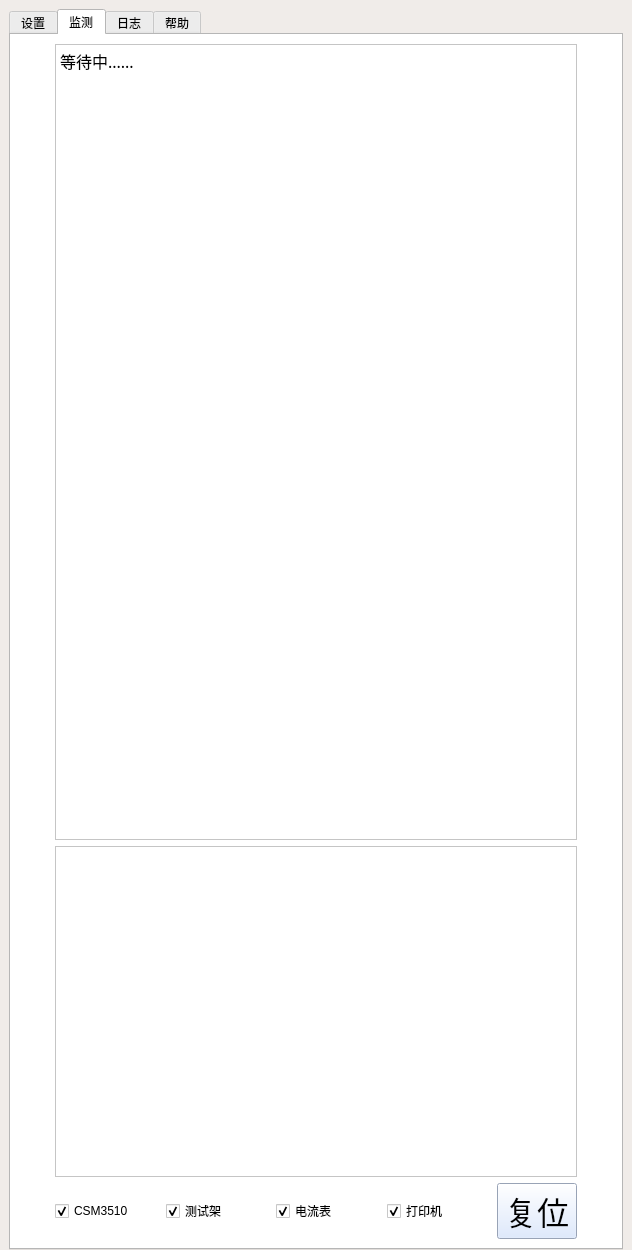
Old version of the form CSM3510_Helper/main_window.ui in the repository junglefive/SerialPortTools.
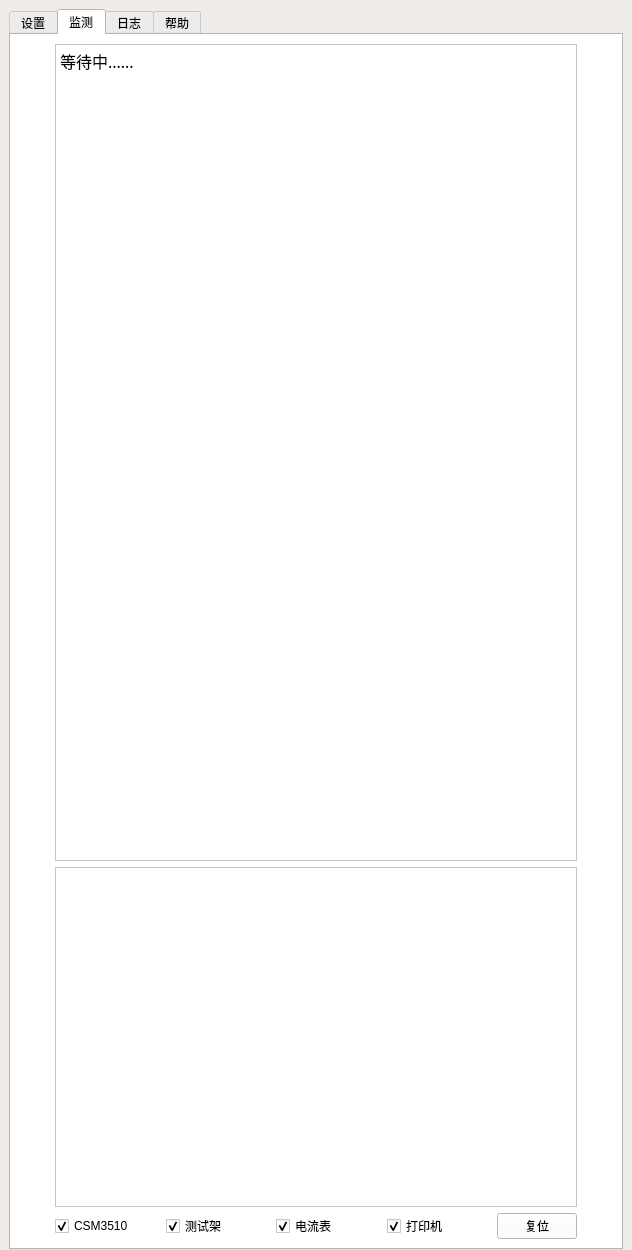
New version of the form. The open tabs and pages were chosen to show the change.

```diff
--- a/CSM3510_Helper/main_window.ui
+++ b/CSM3510_Helper/main_window.ui
@@ -1313,7 +1313,7 @@
          <bool>false</bool>
         </property>
         <property name="currentIndex">
-         <number>0</number>
+         <number>1</number>
         </property>
         <property name="usesScrollButtons">
          <bool>true</bool>
@@ -3932,7 +3932,7 @@
                </widget>
               </item>
               <item>
-               <widget class="QTextBrowser" name="textBrowser_reuslt">
+               <widget class="QTextBrowser" name="textBrowser_result">
                 <property name="enabled">
                  <bool>true</bool>
                 </property>
@@ -3948,443 +3948,6 @@
                 <item row="0" column="0">
                  <layout class="QHBoxLayout" name="horizontalLayout_7"/>
                 </item>
-                <item row="1" column="1">
-                 <widget class="QPushButton" name="btn_reset_result">
-                  <property name="minimumSize">
-                   <size>
-                    <width>0</width>
-                    <height>0</height>
-                   </size>
-                  </property>
-                  <property name="palette">
-                   <palette>
-                    <active>
-                     <colorrole role="WindowText">
-                      <brush brushstyle="SolidPattern">
-                       <color alpha="255">
-                        <red>0</red>
-                        <green>0</green>
-                        <blue>0</blue>
-                       </color>
-                      </brush>
-                     </colorrole>
-                     <colorrole role="Button">
-                      <brush brushstyle="SolidPattern">
-                       <color alpha="255">
-                        <red>213</red>
-                        <green>228</green>
-                        <blue>255</blue>
-                       </color>
-                      </brush>
-                     </colorrole>
-                     <colorrole role="Light">
-                      <brush brushstyle="SolidPattern">
-                       <color alpha="255">
-                        <red>255</red>
-                        <green>127</green>
-                        <blue>191</blue>
-                       </color>
-                      </brush>
-                     </colorrole>
-                     <colorrole role="Midlight">
-                      <brush brushstyle="SolidPattern">
-                       <color alpha="255">
-                        <red>212</red>
-                        <green>106</green>
-                        <blue>159</blue>
-                       </color>
-                      </brush>
-                     </colorrole>
-                     <colorrole role="Dark">
-                      <brush brushstyle="SolidPattern">
-                       <color alpha="255">
-                        <red>85</red>
-                        <green>42</green>
-                        <blue>63</blue>
-                       </color>
-                      </brush>
-                     </colorrole>
-                     <colorrole role="Mid">
-                      <brush brushstyle="SolidPattern">
-                       <color alpha="255">
-                        <red>113</red>
-                        <green>56</green>
-                        <blue>84</blue>
-                       </color>
-                      </brush>
-                     </colorrole>
-                     <colorrole role="Text">
-                      <brush brushstyle="SolidPattern">
-                       <color alpha="255">
-                        <red>0</red>
-                        <green>0</green>
-                        <blue>0</blue>
-                       </color>
-                      </brush>
-                     </colorrole>
-                     <colorrole role="BrightText">
-                      <brush brushstyle="SolidPattern">
-                       <color alpha="255">
-                        <red>255</red>
-                        <green>255</green>
-                        <blue>255</blue>
-                       </color>
-                      </brush>
-                     </colorrole>
-                     <colorrole role="ButtonText">
-                      <brush brushstyle="SolidPattern">
-                       <color alpha="255">
-                        <red>0</red>
-                        <green>0</green>
-                        <blue>0</blue>
-                       </color>
-                      </brush>
-                     </colorrole>
-                     <colorrole role="Base">
-                      <brush brushstyle="SolidPattern">
-                       <color alpha="255">
-                        <red>213</red>
-                        <green>228</green>
-                        <blue>255</blue>
-                       </color>
-                      </brush>
-                     </colorrole>
-                     <colorrole role="Window">
-                      <brush brushstyle="SolidPattern">
-                       <color alpha="255">
-                        <red>213</red>
-                        <green>228</green>
-                        <blue>255</blue>
-                       </color>
-                      </brush>
-                     </colorrole>
-                     <colorrole role="Shadow">
-                      <brush brushstyle="SolidPattern">
-                       <color alpha="255">
-                        <red>0</red>
-                        <green>0</green>
-                        <blue>0</blue>
-                       </color>
-                      </brush>
-                     </colorrole>
-                     <colorrole role="AlternateBase">
-                      <brush brushstyle="SolidPattern">
-                       <color alpha="255">
-                        <red>212</red>
-                        <green>170</green>
-                        <blue>191</blue>
-                       </color>
-                      </brush>
-                     </colorrole>
-                     <colorrole role="ToolTipBase">
-                      <brush brushstyle="SolidPattern">
-                       <color alpha="255">
-                        <red>255</red>
-                        <green>255</green>
-                        <blue>220</blue>
-                       </color>
-                      </brush>
-                     </colorrole>
-                     <colorrole role="ToolTipText">
-                      <brush brushstyle="SolidPattern">
-                       <color alpha="255">
-                        <red>0</red>
-                        <green>0</green>
-                        <blue>0</blue>
-                       </color>
-                      </brush>
-                     </colorrole>
-                    </active>
-                    <inactive>
-                     <colorrole role="WindowText">
-                      <brush brushstyle="SolidPattern">
-                       <color alpha="255">
-                        <red>0</red>
-                        <green>0</green>
-                        <blue>0</blue>
-                       </color>
-                      </brush>
-                     </colorrole>
-                     <colorrole role="Button">
-                      <brush brushstyle="SolidPattern">
-                       <color alpha="255">
-                        <red>213</red>
-                        <green>228</green>
-                        <blue>255</blue>
-                       </color>
-                      </brush>
-                     </colorrole>
-                     <colorrole role="Light">
-                      <brush brushstyle="SolidPattern">
-                       <color alpha="255">
-                        <red>255</red>
-                        <green>127</green>
-                        <blue>191</blue>
-                       </color>
-                      </brush>
-                     </colorrole>
-                     <colorrole role="Midlight">
-                      <brush brushstyle="SolidPattern">
-                       <color alpha="255">
-                        <red>212</red>
-                        <green>106</green>
-                        <blue>159</blue>
-                       </color>
-                      </brush>
-                     </colorrole>
-                     <colorrole role="Dark">
-                      <brush brushstyle="SolidPattern">
-                       <color alpha="255">
-                        <red>85</red>
-                        <green>42</green>
-                        <blue>63</blue>
-                       </color>
-                      </brush>
-                     </colorrole>
-                     <colorrole role="Mid">
-                      <brush brushstyle="SolidPattern">
-                       <color alpha="255">
-                        <red>113</red>
-                        <green>56</green>
-                        <blue>84</blue>
-                       </color>
-                      </brush>
-                     </colorrole>
-                     <colorrole role="Text">
-                      <brush brushstyle="SolidPattern">
-                       <color alpha="255">
-                        <red>0</red>
-                        <green>0</green>
-                        <blue>0</blue>
-                       </color>
-                      </brush>
-                     </colorrole>
-                     <colorrole role="BrightText">
-                      <brush brushstyle="SolidPattern">
-                       <color alpha="255">
-                        <red>255</red>
-                        <green>255</green>
-                        <blue>255</blue>
-                       </color>
-                      </brush>
-                     </colorrole>
-                     <colorrole role="ButtonText">
-                      <brush brushstyle="SolidPattern">
-                       <color alpha="255">
-                        <red>0</red>
-                        <green>0</green>
-                        <blue>0</blue>
-                       </color>
-                      </brush>
-                     </colorrole>
-                     <colorrole role="Base">
-                      <brush brushstyle="SolidPattern">
-                       <color alpha="255">
-                        <red>213</red>
-                        <green>228</green>
-                        <blue>255</blue>
-                       </color>
-                      </brush>
-                     </colorrole>
-                     <colorrole role="Window">
-                      <brush brushstyle="SolidPattern">
-                       <color alpha="255">
-                        <red>213</red>
-                        <green>228</green>
-                        <blue>255</blue>
-                       </color>
-                      </brush>
-                     </colorrole>
-                     <colorrole role="Shadow">
-                      <brush brushstyle="SolidPattern">
-                       <color alpha="255">
-                        <red>0</red>
-                        <green>0</green>
-                        <blue>0</blue>
-                       </color>
-                      </brush>
-                     </colorrole>
-                     <colorrole role="AlternateBase">
-                      <brush brushstyle="SolidPattern">
-                       <color alpha="255">
-                        <red>212</red>
-                        <green>170</green>
-                        <blue>191</blue>
-                       </color>
-                      </brush>
-                     </colorrole>
-                     <colorrole role="ToolTipBase">
-                      <brush brushstyle="SolidPattern">
-                       <color alpha="255">
-                        <red>255</red>
-                        <green>255</green>
-                        <blue>220</blue>
-                       </color>
-                      </brush>
-                     </colorrole>
-                     <colorrole role="ToolTipText">
-                      <brush brushstyle="SolidPattern">
-                       <color alpha="255">
-                        <red>0</red>
-                        <green>0</green>
-                        <blue>0</blue>
-                       </color>
-                      </brush>
-                     </colorrole>
-                    </inactive>
-                    <disabled>
-                     <colorrole role="WindowText">
-                      <brush brushstyle="SolidPattern">
-                       <color alpha="255">
-                        <red>85</red>
-                        <green>42</green>
-                        <blue>63</blue>
-                       </color>
-                      </brush>
-                     </colorrole>
-                     <colorrole role="Button">
-                      <brush brushstyle="SolidPattern">
-                       <color alpha="255">
-                        <red>213</red>
-                        <green>228</green>
-                        <blue>255</blue>
-                       </color>
-                      </brush>
-                     </colorrole>
-                     <colorrole role="Light">
-                      <brush brushstyle="SolidPattern">
-                       <color alpha="255">
-                        <red>255</red>
-                        <green>127</green>
-                        <blue>191</blue>
-                       </color>
-                      </brush>
-                     </colorrole>
-                     <colorrole role="Midlight">
-                      <brush brushstyle="SolidPattern">
-                       <color alpha="255">
-                        <red>212</red>
-                        <green>106</green>
-                        <blue>159</blue>
-                       </color>
-                      </brush>
-                     </colorrole>
-                     <colorrole role="Dark">
-                      <brush brushstyle="SolidPattern">
-                       <color alpha="255">
-                        <red>85</red>
-                        <green>42</green>
-                        <blue>63</blue>
-                       </color>
-                      </brush>
-                     </colorrole>
-                     <colorrole role="Mid">
-                      <brush brushstyle="SolidPattern">
-                       <color alpha="255">
-                        <red>113</red>
-                        <green>56</green>
-                        <blue>84</blue>
-                       </color>
-                      </brush>
-                     </colorrole>
-                     <colorrole role="Text">
-                      <brush brushstyle="SolidPattern">
-                       <color alpha="255">
-                        <red>85</red>
-                        <green>42</green>
-                        <blue>63</blue>
-                       </color>
-                      </brush>
-                     </colorrole>
-                     <colorrole role="BrightText">
-                      <brush brushstyle="SolidPattern">
-                       <color alpha="255">
-                        <red>255</red>
-                        <green>255</green>
-                        <blue>255</blue>
-                       </color>
-                      </brush>
-                     </colorrole>
-                     <colorrole role="ButtonText">
-                      <brush brushstyle="SolidPattern">
-                       <color alpha="255">
-                        <red>85</red>
-                        <green>42</green>
-                        <blue>63</blue>
-                       </color>
-                      </brush>
-                     </colorrole>
-                     <colorrole role="Base">
-                      <brush brushstyle="SolidPattern">
-                       <color alpha="255">
-                        <red>213</red>
-                        <green>228</green>
-                        <blue>255</blue>
-                       </color>
-                      </brush>
-                     </colorrole>
-                     <colorrole role="Window">
-                      <brush brushstyle="SolidPattern">
-                       <color alpha="255">
-                        <red>213</red>
-                        <green>228</green>
-                        <blue>255</blue>
-                       </color>
-                      </brush>
-                     </colorrole>
-                     <colorrole role="Shadow">
-                      <brush brushstyle="SolidPattern">
-                       <color alpha="255">
-                        <red>0</red>
-                        <green>0</green>
-                        <blue>0</blue>
-                       </color>
-                      </brush>
-                     </colorrole>
-                     <colorrole role="AlternateBase">
-                      <brush brushstyle="SolidPattern">
-                       <color alpha="255">
-                        <red>170</red>
-                        <green>85</green>
-                        <blue>127</blue>
-                       </color>
-                      </brush>
-                     </colorrole>
-                     <colorrole role="ToolTipBase">
-                      <brush brushstyle="SolidPattern">
-                       <color alpha="255">
-                        <red>255</red>
-                        <green>255</green>
-                        <blue>220</blue>
-                       </color>
-                      </brush>
-                     </colorrole>
-                     <colorrole role="ToolTipText">
-                      <brush brushstyle="SolidPattern">
-                       <color alpha="255">
-                        <red>0</red>
-                        <green>0</green>
-                        <blue>0</blue>
-                       </color>
-                      </brush>
-                     </colorrole>
-                    </disabled>
-                   </palette>
-                  </property>
-                  <property name="font">
-                   <font>
-                    <family>宋体</family>
-                    <pointsize>24</pointsize>
-                   </font>
-                  </property>
-                  <property name="styleSheet">
-                   <string notr="true">background-color:rgb(213, 228, 255)</string>
-                  </property>
-                  <property name="text">
-                   <string>复位</string>
-                  </property>
-                 </widget>
-                </item>
                 <item row="1" column="0">
                  <layout class="QHBoxLayout" name="horizontalLayout_9">
                   <item>
@@ -4432,6 +3995,13 @@
                   </item>
                  </layout>
                 </item>
+                <item row="1" column="1">
+                 <widget class="QPushButton" name="btn_reset_result">
+                  <property name="text">
+                   <string>复位</string>
+                  </property>
+                 </widget>
+                </item>
                </layout>
               </item>
              </layout>
```
